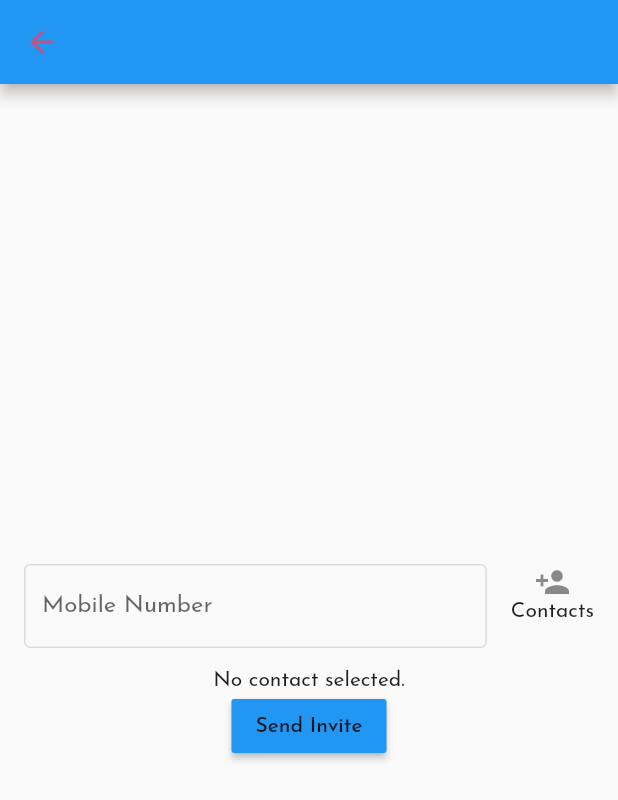
After one commit to Matt-Murungi/Kameeza, a Flutter app: the Home screen opened by its route, after a tap on "Save Buddy", on a phone screen of 412 x 824 dp. The commit adds this screen. Shown: the top 800 px of the screen. Run offline on Flutter 3.47's test engine with Material 2 defaults, Android fonts, the light colour scheme and no system bars; our stand-ins replace flutter_vector_icons, google_fonts; missing offline and left inert: contact_picker.

Commit message:
add savebuddy

```diff
--- a/lib/screens/auth/login.dart
+++ b/lib/screens/auth/login.dart
@@ -2,6 +2,7 @@ import 'package:Kameeza/widgets/AuthFormField.dart';
 import 'package:flutter/material.dart';
 
 class Login extends StatelessWidget {
+  static const route = 'Login';
   @override
   Widget build(BuildContext context) {
     return Scaffold(
--- /dev/null
+++ b/lib/screens/home_options/SaveBuddy.dart
@@ -0,0 +1,71 @@
+import 'package:flutter/material.dart';
+import 'package:contact_picker/contact_picker.dart';
+
+class SaveBuddy extends StatefulWidget {
+  static const route = "save_buddy";
+
+  @override
+  _SaveBuddyState createState() => _SaveBuddyState();
+}
+
+class _SaveBuddyState extends State<SaveBuddy> {
+  final ContactPicker _contactPicker = new ContactPicker();
+  Contact _contact;
+
+  @override
+  Widget build(BuildContext context) {
+    return Scaffold(
+      appBar: AppBar(),
+      body: new Center(
+        child: new Column(
+          mainAxisSize: MainAxisSize.min,
+          children: <Widget>[
+            ListTile(
+              title: TextField(
+                keyboardType: TextInputType.number,
+                decoration: new InputDecoration(
+                  focusedBorder: OutlineInputBorder(
+                    borderSide: BorderSide(color: Colors.brown, width: 1.0),
+                  ),
+                  enabledBorder: OutlineInputBorder(
+                    borderSide: BorderSide(color: Colors.black12, width: 1.0),
+                  ),
+                  labelText: "Mobile Number",
+                  hintText: 'Who do you want to be your buddy?',
+                ),
+              ),
+              trailing: InkWell(
+                onTap: () async {
+                  Contact contact = await _contactPicker.selectContact();
+                  setState(() {
+                    _contact = contact;
+                  });
+                },
+                child: Column(
+                  children: [Icon(Icons.person_add), Text("Contacts")],
+                ),
+              ),
+            ),
+            SizedBox(
+              height: 10,
+            ),
+            new Text(
+              _contact == null ? 'No contact selected.' : _contact.toString(),
+            ),
+
+            MaterialButton(
+                color: Colors.blue,
+                child: new Text("Send Invite"),
+                onPressed: () async {
+                  Contact contact = await _contactPicker.selectContact();
+                  setState(() {
+                    _contact = contact;
+                  });
+                },
+              ),
+          ],
+        ),
+      ),
+    );
+  }
+}
--- a/lib/widgets/HomeOptions.dart
+++ b/lib/widgets/HomeOptions.dart
@@ -1,11 +1,10 @@
-
+import 'package:Kameeza/screens/home_options/SaveBuddy.dart';
 import 'package:flutter/material.dart';
 import 'package:flutter_vector_icons/flutter_vector_icons.dart';
 
 import 'HomeScreenIcon.dart';
 
 class HomeOptions extends StatelessWidget {
-
   @override
   Widget build(BuildContext context) {
     return Expanded(
@@ -15,16 +14,17 @@ class HomeOptions extends StatelessWidget {
           HomeIconButton(
             label: "Save Buddy",
             icon: SimpleLineIcons.people,
+            function: ()=> Navigator.pushNamed(context, SaveBuddy.route ),
           ),
-             HomeIconButton(
+          HomeIconButton(
             label: "Deposit ",
             icon: SimpleLineIcons.wallet,
           ),
-             HomeIconButton(
+          HomeIconButton(
             label: "Insurance",
             icon: FontAwesome.handshake_o,
           ),
-             HomeIconButton(
+          HomeIconButton(
             label: "Loan",
             icon: Fontisto.money_symbol,
           ),
--- a/lib/widgets/HomeScreenIcon.dart
+++ b/lib/widgets/HomeScreenIcon.dart
@@ -3,15 +3,19 @@ import 'package:flutter/material.dart';
 class HomeIconButton extends StatelessWidget {
   final String label;
   final IconData icon;
+  final Function function;
 
   HomeIconButton({
     this.label,
     this.icon,
+    this.function
   });
 
   @override
   Widget build(BuildContext context) {
-    return Card(
+    return InkWell(
+      onTap: function,
+          child: Card(
         elevation: 3,
         child: Column(
           mainAxisAlignment: MainAxisAlignment.spaceAround,
@@ -27,6 +31,7 @@ class HomeIconButton extends StatelessWidget {
             ),
           ],
         ),
+      ),
     );
   }
 }
--- a/pubspec.yaml
+++ b/pubspec.yaml
@@ -26,6 +26,10 @@ dependencies:
 
   flutter_vector_icons: ^0.2.1
   google_fonts: ^1.1.0
+  contact_picker: ^0.0.2
+  # firebase_auth: ^0.18.0+1
+  # firebase_core: ^0.5.0
+  # cloud_firestore: ^0.14.0+2
 
 
   # The following adds the Cupertino Icons font to your application.
```
Also changed, not shown: lib/main.dart (+12 -1 lines), lib/provider/auth.dart (added, +11 -0 lines), lib/screens/Home.dart (+7 -0 lines), lib/screens/auth/signup.dart (+5 -6 lines), lib/widgets/auth/AuthIconButton.dart (added, +22 -0 lines), pubspec.lock. Lines whose indentation alone changed are shown as unchanged.
